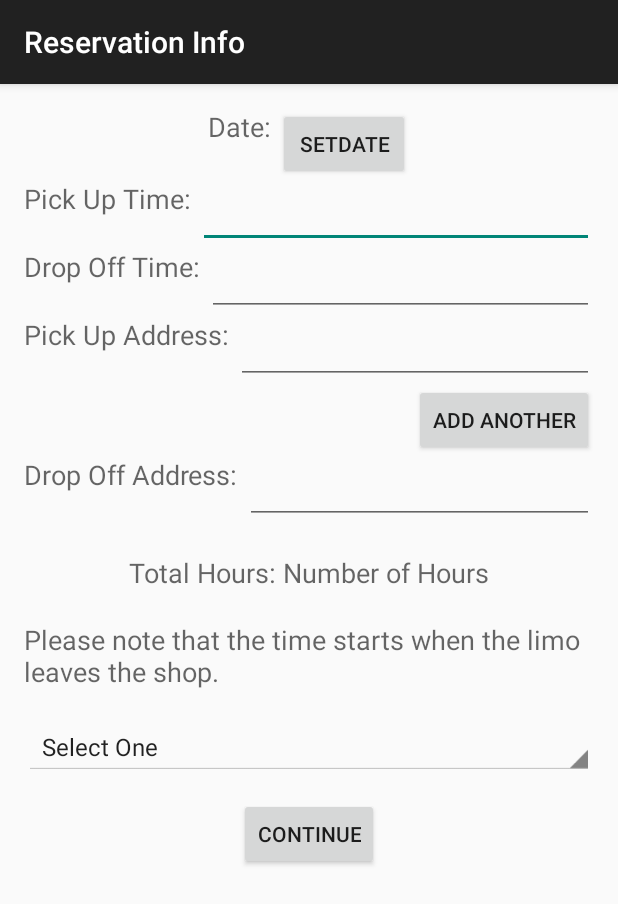
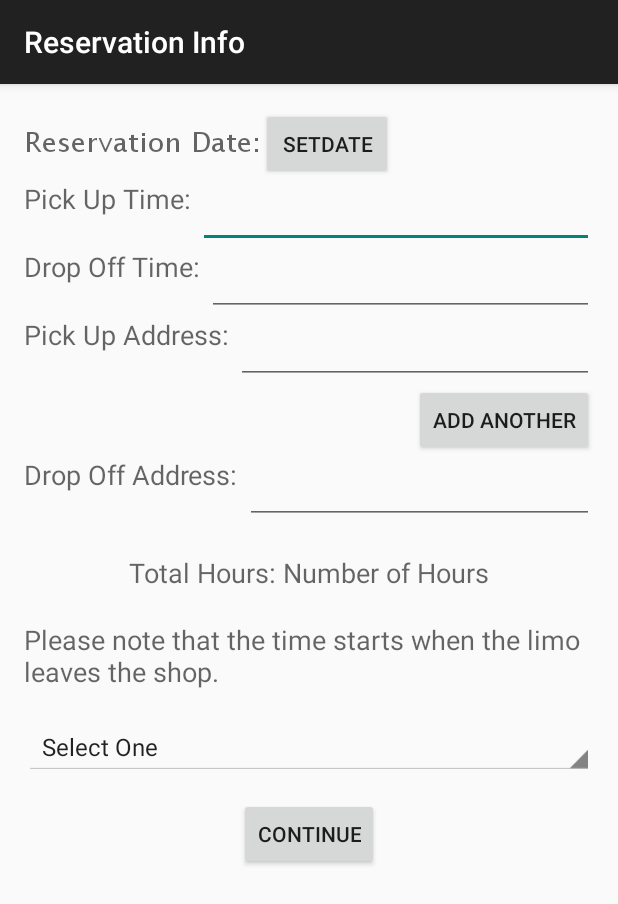
Before and after one commit to lafsnb/DivineLimousine, an Android app: the ReserveCarActivity screen opened directly, with no data from a screen before it, on a phone screen of 412 x 824 dp. Shown: the top 904 px of the screen. Run offline under Robolectric (Android 15) with nearby library versions, the phone set to English and light mode, and no system bars.

Commit message:
NOTHING!!! I don't know what I am doing.

```diff
--- a/app/src/main/java/com/divinelimoutah/divinelimousine/MainActivity.java
+++ b/app/src/main/java/com/divinelimoutah/divinelimousine/MainActivity.java
@@ -13,7 +13,7 @@ public class MainActivity extends ActionBarActivity {
     protected void onCreate(Bundle savedInstanceState) {
         super.onCreate(savedInstanceState);
         setContentView(R.layout.activity_main);
-        getActionBar().hide();
+//        getActionBar().hide();
     }
 
     @Override
--- a/app/src/main/java/com/divinelimoutah/divinelimousine/ReserveCarActivity.java
+++ b/app/src/main/java/com/divinelimoutah/divinelimousine/ReserveCarActivity.java
@@ -1,5 +1,6 @@
 package com.divinelimoutah.divinelimousine;
 
+import android.graphics.Typeface;
 import android.os.Bundle;
 import android.support.v4.app.DialogFragment;
 import android.support.v4.app.Fragment;
@@ -7,6 +8,7 @@ import android.support.v4.app.FragmentManager;
 import android.support.v4.app.FragmentTransaction;
 import android.support.v7.app.ActionBarActivity;
 import android.view.View;
+import android.widget.TextView;
 import android.widget.TimePicker;
 
 public class ReserveCarActivity extends ActionBarActivity {
@@ -18,6 +20,9 @@ public class ReserveCarActivity extends ActionBarActivity {
     protected void onCreate(Bundle savedInstanceState) {
         super.onCreate(savedInstanceState);
         setContentView(R.layout.activity_reserve_car);
+        Typeface myTypeface = Typeface.createFromAsset(getAssets(), "LSANS.TTF");
+        TextView myTextview = (TextView) findViewById(R.id.DateLbl);
+        myTextview.setTypeface(myTypeface);
 
         timePicker = (TimePicker) findViewById(R.id.timePicker);
 
--- a/app/src/main/res/layout/fragment_reserve_car.xml
+++ b/app/src/main/res/layout/fragment_reserve_car.xml
@@ -24,15 +24,15 @@
                 android:orientation="horizontal"
                 android:layout_width="match_parent"
                 android:layout_height="wrap_content"
-                android:gravity="center_horizontal">
+                android:gravity="left|center_horizontal">
 
                 <TextView
                     android:layout_width="wrap_content"
                     android:layout_height="wrap_content"
                     android:textAppearance="?android:attr/textAppearanceMedium"
-                    android:text="Date: "
+                    android:text="Reservation Date:"
                     android:id="@+id/DateLbl"
-                    android:layout_gravity="center_horizontal" />
+                    android:typeface="sans" />
 
                 <Button
                     android:layout_width="wrap_content"
```
Also changed, not shown: app/src/main/assets/LSANS.TTF (added), app/src/main/assets/LSANSD.TTF (added), app/src/main/assets/LSANSDI.TTF (added), app/src/main/assets/LSANSI.TTF (added).
